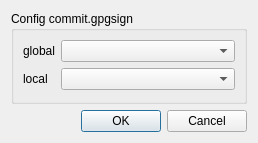
Old version of the form src/ConfigSigningDialog.ui in the repository soramimi/Guitar.
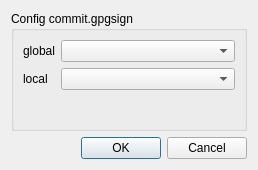
New version of the form.

The edit to the form file:
```diff
--- a/src/ConfigSigningDialog.ui
+++ b/src/ConfigSigningDialog.ui
@@ -7,7 +7,7 @@
     <x>0</x>
     <y>0</y>
     <width>258</width>
-    <height>143</height>
+    <height>170</height>
    </rect>
   </property>
   <property name="windowTitle">
@@ -20,6 +20,12 @@
       <string>Config commit.gpgsign</string>
      </property>
      <layout class="QFormLayout" name="formLayout">
+      <property name="labelAlignment">
+       <set>Qt::AlignLeading|Qt::AlignLeft|Qt::AlignVCenter</set>
+      </property>
+      <property name="formAlignment">
+       <set>Qt::AlignLeading|Qt::AlignLeft|Qt::AlignTop</set>
+      </property>
       <item row="0" column="0">
        <widget class="QLabel" name="label_7">
         <property name="text">
```
